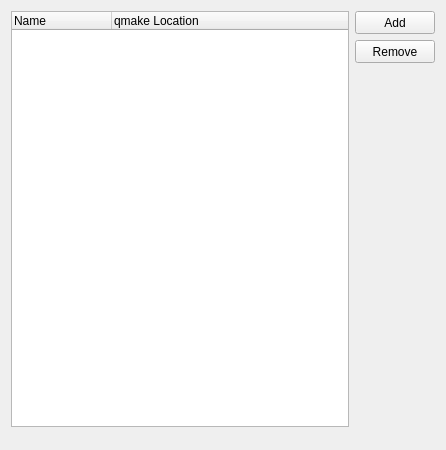
First picture: the form in src/plugins/qt4projectmanager/qtversionmanager.ui, repository qt-creator/qt-creator, before the edit.
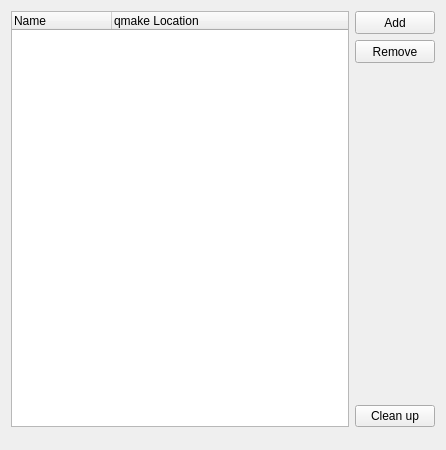
Second picture: the form after the edit. Custom widgets are drawn as their Qt base class.

Commit message:
Qt: Add button to remove all invalid Qt versions
Add a button to remove all invalid Qt versions.

Task-number: QTCREATORBUG-3969

```diff
--- a/src/plugins/qt4projectmanager/qtversionmanager.ui
+++ b/src/plugins/qt4projectmanager/qtversionmanager.ui
@@ -80,6 +80,13 @@
          </property>
         </spacer>
        </item>
+       <item>
+        <widget class="QPushButton" name="cleanUpButton">
+         <property name="text">
+          <string>Clean up</string>
+         </property>
+        </widget>
+       </item>
       </layout>
      </item>
     </layout>
```
The commit also changes 2 other files.
